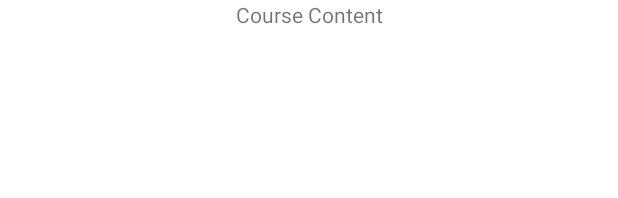
After one commit to eduardcoertze/Imbizo_Foundation, an Android app: the layout activity_course_content.xml on its own in the app's theme, with its tools: preview values and no code run, on a phone screen of 412 x 824 dp. The commit adds this screen. Shown: the top 198 px of the screen. Run offline under Robolectric (Android 15) with nearby library versions, the phone set to English and light mode, and no system bars.

Commit message:
initial-11-Course-Content

```diff
--- a/app/src/main/AndroidManifest.xml
+++ b/app/src/main/AndroidManifest.xml
@@ -15,6 +15,9 @@
         android:supportsRtl="true"
         android:theme="@style/Theme.Imbizo_Foundation"
         tools:targetApi="31">
+        <activity
+            android:name=".CourseContent"
+            android:exported="false" />
         <activity
             android:name=".QuizResult"
             android:exported="false" />
--- /dev/null
+++ b/app/src/main/res/layout/activity_course_content.xml
@@ -0,0 +1,17 @@
+<?xml version="1.0" encoding="utf-8"?>
+<LinearLayout xmlns:android="http://schemas.android.com/apk/res/android"
+    xmlns:app="http://schemas.android.com/apk/res-auto"
+    xmlns:tools="http://schemas.android.com/tools"
+    android:layout_width="match_parent"
+    android:layout_height="match_parent"
+    tools:context=".CourseContent">
+
+    <TextView
+        android:id="@+id/tv_courseContentName"
+        android:layout_width="match_parent"
+        android:layout_height="wrap_content"
+        android:gravity="center"
+        android:text="Course Content"
+        />
+
+</LinearLayout>
```
Also changed, not shown: app/src/main/java/com/example/imbizo_foundation/C_RecyclerViewAdapter.java (+32 -9 lines), app/src/main/java/com/example/imbizo_foundation/CourseContent.java (added, +26 -0 lines), app/src/main/java/com/example/imbizo_foundation/CourseContentModel.java (+17 -0 lines), app/src/main/java/com/example/imbizo_foundation/HomePage.java (+13 -28 lines), app/src/main/java/com/example/imbizo_foundation/RecyclerViewInterface.java (added, +7 -0 lines).
